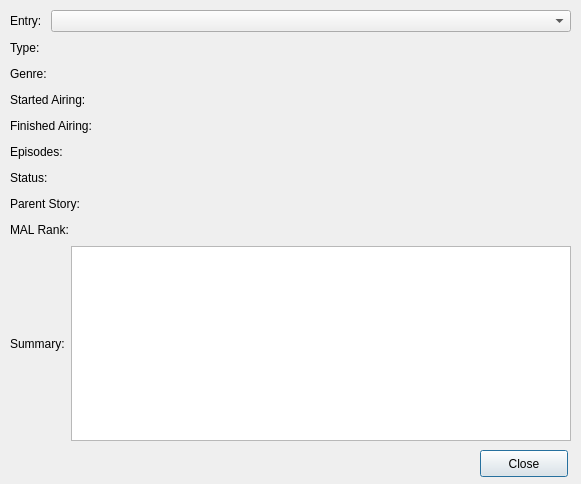
Before: the Qt Designer form interfaces/ui/infoDialog.ui in HarHar/Futaam, drawn with Qt 5.
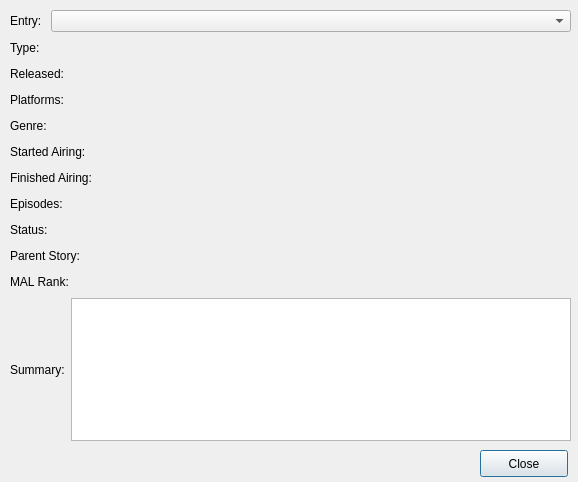
After: the same form once the commit is applied.

Commit message: viewing info on VN entries probably complete as it will get

Patch:
```diff
--- a/interfaces/ui/infoDialog.ui
+++ b/interfaces/ui/infoDialog.ui
@@ -6,8 +6,8 @@
    <rect>
     <x>0</x>
     <y>0</y>
-    <width>581</width>
-    <height>484</height>
+    <width>578</width>
+    <height>482</height>
    </rect>
   </property>
   <property name="sizePolicy">
@@ -100,6 +100,68 @@
           </item>
          </layout>
         </item>
+        <item>
+         <layout class="QHBoxLayout" name="horizontalLayout_12">
+          <item>
+           <widget class="QLabel" name="label_10">
+            <property name="text">
+             <string>Released:</string>
+            </property>
+           </widget>
+          </item>
+          <item>
+           <widget class="QLabel" name="releaseDateLine">
+            <property name="text">
+             <string/>
+            </property>
+           </widget>
+          </item>
+          <item>
+           <spacer name="horizontalSpacer_8">
+            <property name="orientation">
+             <enum>Qt::Horizontal</enum>
+            </property>
+            <property name="sizeHint" stdset="0">
+             <size>
+              <width>40</width>
+              <height>20</height>
+             </size>
+            </property>
+           </spacer>
+          </item>
+         </layout>
+        </item>
+        <item>
+         <layout class="QHBoxLayout" name="horizontalLayout_16">
+          <item>
+           <widget class="QLabel" name="label_14">
+            <property name="text">
+             <string>Platforms: </string>
+            </property>
+           </widget>
+          </item>
+          <item>
+           <widget class="QLabel" name="platformsLine">
+            <property name="text">
+             <string/>
+            </property>
+           </widget>
+          </item>
+          <item>
+           <spacer name="horizontalSpacer_12">
+            <property name="orientation">
+             <enum>Qt::Horizontal</enum>
+            </property>
+            <property name="sizeHint" stdset="0">
+             <size>
+              <width>40</width>
+              <height>20</height>
+             </size>
+            </property>
+           </spacer>
+          </item>
+         </layout>
+        </item>
         <item>
          <layout class="QHBoxLayout" name="horizontalLayout_4">
           <item>
```
The commit also changes 1 other file.
